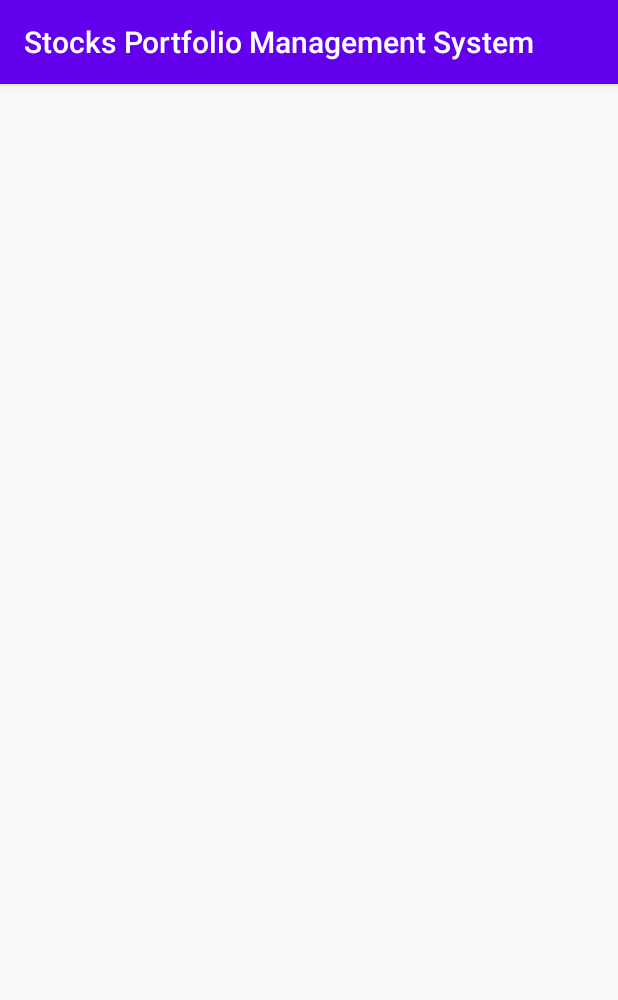
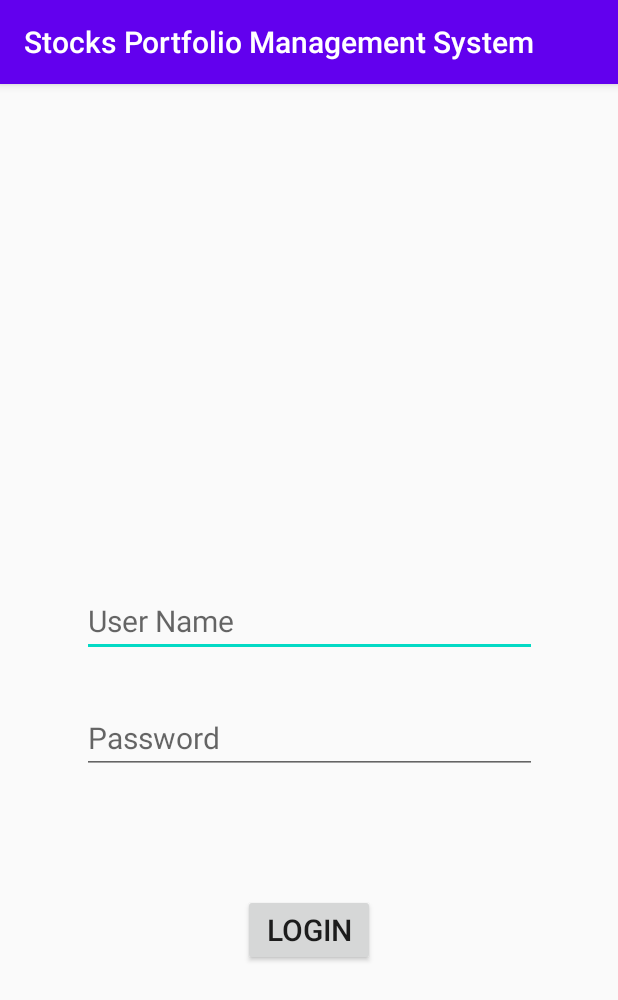
Before and after one commit to JosephLahiru/stocks-portfolio-management-system, an Android app: the LoginActivity screen opened directly, with no data from a screen before it, on a phone screen of 412 x 824 dp. Shown: the top 1000 px of the screen. Run offline under Robolectric (Android 15) with nearby library versions, the phone set to English and light mode, and no system bars.

Commit message:
Retrieved data from username and password and added a Toast

```diff
--- a/app/src/main/java/com/example/stocksportfoliomanagementsystem/LoginActivity.java
+++ b/app/src/main/java/com/example/stocksportfoliomanagementsystem/LoginActivity.java
@@ -3,12 +3,31 @@ package com.example.stocksportfoliomanagementsystem;
 import androidx.appcompat.app.AppCompatActivity;
 
 import android.os.Bundle;
+import android.view.View;
+import android.widget.Button;
+import android.widget.EditText;
+import android.widget.Toast;
 
 public class LoginActivity extends AppCompatActivity {
+
+    Button loginButton;
+    EditText userNameEditText;
+    EditText passwordEditText;
 
     @Override
     protected void onCreate(Bundle savedInstanceState) {
         super.onCreate(savedInstanceState);
         setContentView(R.layout.activity_login);
+
+        loginButton = (Button) findViewById(R.id.loginButton);
+        userNameEditText = (EditText) findViewById(R.id.editTextTextUserName);
+        passwordEditText = (EditText) findViewById(R.id.editTextTextPassword);
+
+        loginButton.setOnClickListener(new View.OnClickListener() {
+            @Override
+            public void onClick(View view) {
+                Toast.makeText(LoginActivity.this, "User Name : " + userNameEditText.getText().toString() + "\nPassword : " + passwordEditText.getText().toString(), Toast.LENGTH_SHORT).show();
+            }
+        });
     }
 }
--- a/app/src/main/res/layout/activity_login.xml
+++ b/app/src/main/res/layout/activity_login.xml
@@ -6,4 +6,42 @@
     android:layout_height="match_parent"
     tools:context=".LoginActivity">
 
+    <EditText
+        android:id="@+id/editTextTextUserName"
+        android:layout_width="wrap_content"
+        android:layout_height="wrap_content"
+        android:layout_marginBottom="30sp"
+        android:ems="13"
+        android:inputType="textPersonName"
+        android:hint="User Name"
+        android:textSize="20sp"
+        app:layout_constraintBottom_toTopOf="@id/editTextTextPassword"
+        app:layout_constraintEnd_toEndOf="parent"
+        app:layout_constraintStart_toStartOf="parent" />
+
+    <EditText
+        android:id="@+id/editTextTextPassword"
+        android:layout_width="wrap_content"
+        android:layout_height="wrap_content"
+        android:layout_marginBottom="80dp"
+        android:ems="13"
+        android:inputType="textPassword"
+        android:hint="Password"
+        app:layout_constraintBottom_toTopOf="@+id/loginButton"
+        app:layout_constraintEnd_toEndOf="parent"
+        app:layout_constraintHorizontal_bias="0.502"
+        app:layout_constraintStart_toStartOf="parent"
+        android:textSize="20sp"
+        />
+
+    <Button
+        android:id="@+id/loginButton"
+        android:layout_width="wrap_content"
+        android:layout_height="wrap_content"
+        android:layout_marginBottom="180dp"
+        android:text="Login"
+        android:textSize="20sp"
+        app:layout_constraintBottom_toBottomOf="parent"
+        app:layout_constraintEnd_toEndOf="parent"
+        app:layout_constraintStart_toStartOf="parent" />
 </androidx.constraintlayout.widget.ConstraintLayout>
--- a/app/src/main/res/layout/activity_main.xml
+++ b/app/src/main/res/layout/activity_main.xml
@@ -31,4 +31,5 @@
         android:text="Get Started"
         android:textSize="30sp"
         />
+
 </androidx.constraintlayout.widget.ConstraintLayout>
```
